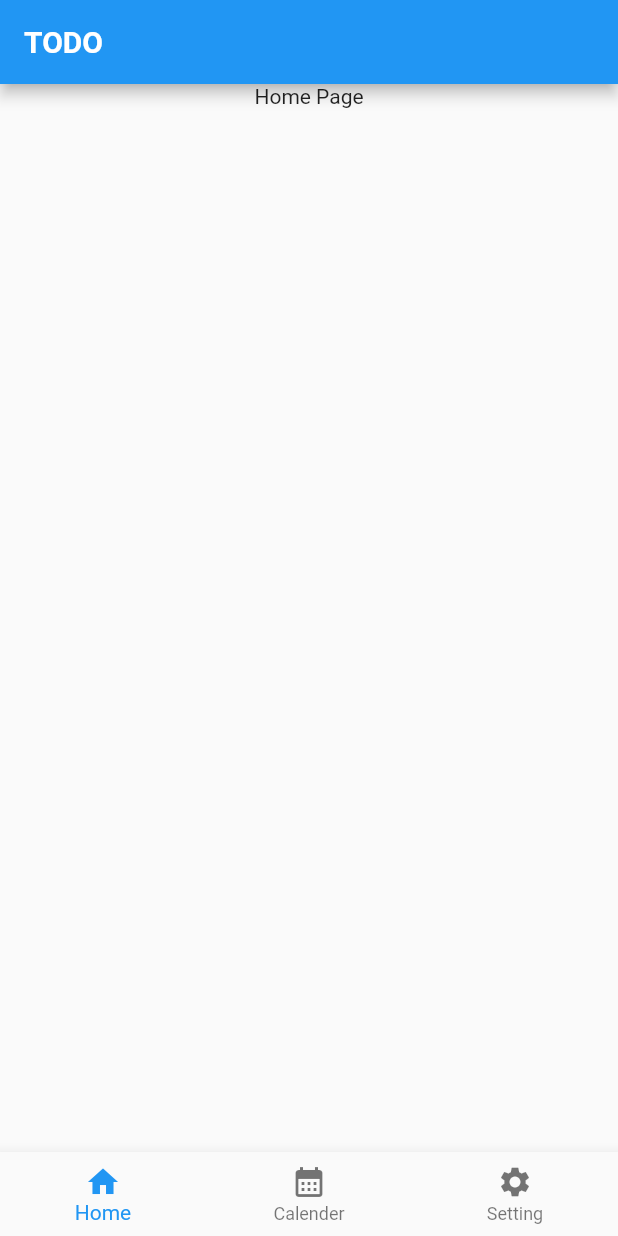
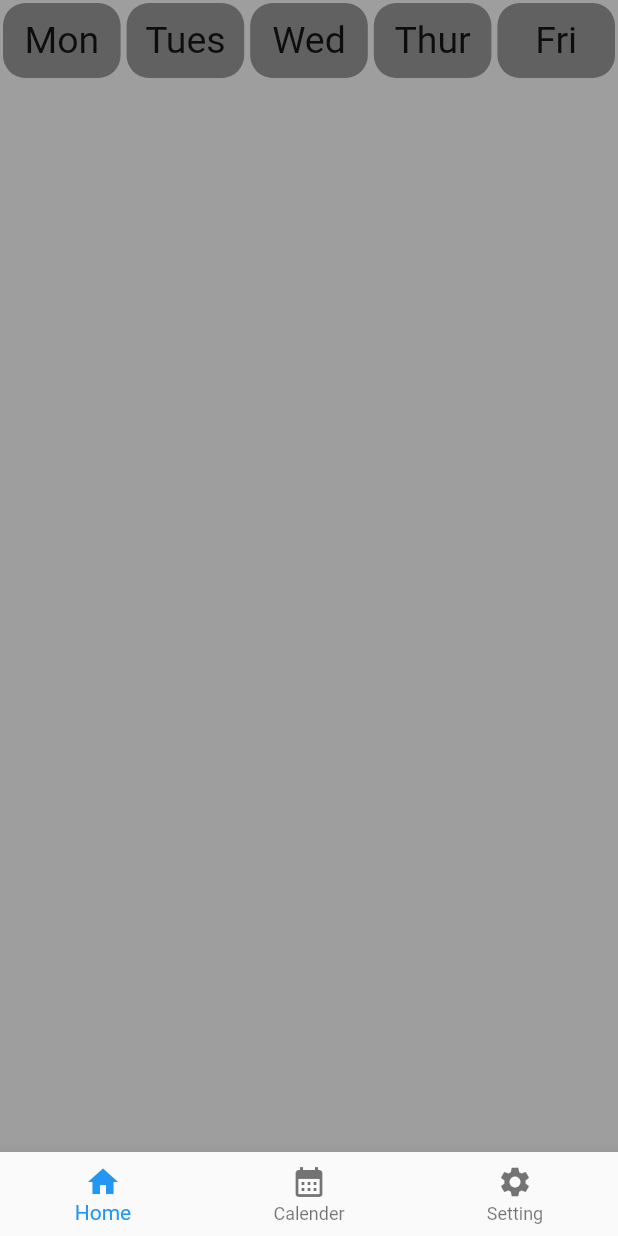
Before and after one commit to Lichyo/NTUETodo, a Flutter app: the screen it shows after launch, on a phone screen of 412 x 824 dp. Run offline on Flutter 3.47's test engine with Material 2 defaults, Android fonts, the phone set to English and light mode, and no system bars.

```diff
--- /dev/null
+++ b/lib/components/week_container.dart
@@ -0,0 +1,30 @@
+import 'package:flutter/material.dart';
+
+class WeekContainer extends StatelessWidget {
+  WeekContainer({
+    super.key,
+    required this.week,
+  });
+
+  String week;
+
+  @override
+  Widget build(BuildContext context) {
+    return Expanded(
+      child: Container(
+        padding: const EdgeInsets.all(8),
+        margin: const EdgeInsets.all(2),
+        height: 50.0,
+        alignment: Alignment.center,
+        decoration: BoxDecoration(
+          borderRadius: BorderRadius.circular(15),
+          color: Colors.grey.shade700,
+        ),
+        child: Text(
+          week,
+          style: const TextStyle(fontSize: 25.0),
+        ),
+      ),
+    );
+  }
+}
--- a/lib/screens/home_page.dart
+++ b/lib/screens/home_page.dart
@@ -1,5 +1,6 @@
 import 'package:flutter/material.dart';
 import 'package:todo/constants.dart';
+import 'home_route.dart';
 
 class Home extends StatefulWidget {
   const Home({Key? key}) : super(key: key);
@@ -10,11 +11,7 @@ class Home extends StatefulWidget {
 
 class _HomeState extends State<Home> {
   static List<Widget> widgetOption = [
-    Column(
-      children: const [
-        Text('Home Page'),
-      ],
-    ),
+    const HomeRoute(),
     Column(
       children: const [
         Text('Calender'),
@@ -56,15 +53,15 @@ class _HomeState extends State<Home> {
         currentIndex: _selectedIndex,
         onTap: onItemPressed,
       ),
-      appBar: AppBar(
-        title: const Text(
-          'TODO',
-          style: kAppBarTitleTextStyle,
-        ),
-      ),
-      body: Center(
-        child: widgetOption.elementAt(_selectedIndex),
-      ),
+      // appBar: AppBar(
+      //   title: const Text(
+      //     'TODO',
+      //     style: kAppBarTitleTextStyle,
+      //   ),
+      // ),
+      body: const HomeRoute(),//Center(
+      //   child: widgetOption.elementAt(_selectedIndex),
+      // ),
     );
   }
 }
--- /dev/null
+++ b/lib/screens/home_route.dart
@@ -0,0 +1,32 @@
+import 'package:flutter/material.dart';
+import 'package:todo/components/week_container.dart';
+
+class HomeRoute extends StatelessWidget {
+  const HomeRoute({
+    super.key,
+  });
+
+  @override
+  Widget build(BuildContext context) {
+    return Container(
+      color: Colors.grey,
+      child: SafeArea(
+        child: Column(
+          // mainAxisAlignment: MainAxisAlignment.center,
+          // crossAxisAlignment: CrossAxisAlignment.stretch,
+          children: [
+            Row(
+              children: [
+                WeekContainer(week: 'Mon'),
+                WeekContainer(week: 'Tues'),
+                WeekContainer(week: 'Wed'),
+                WeekContainer(week: 'Thur'),
+                WeekContainer(week: 'Fri'),
+              ],
+            ),
+          ],
+        ),
+      ),
+    );
+  }
+}
```
